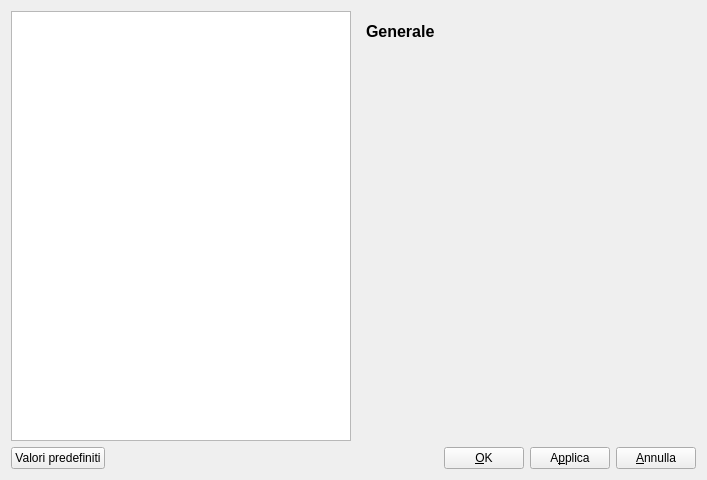
Before: the Qt Designer form configdialog.ui in gcala/GestioneCompetenzeMedici, drawn with Qt 5.
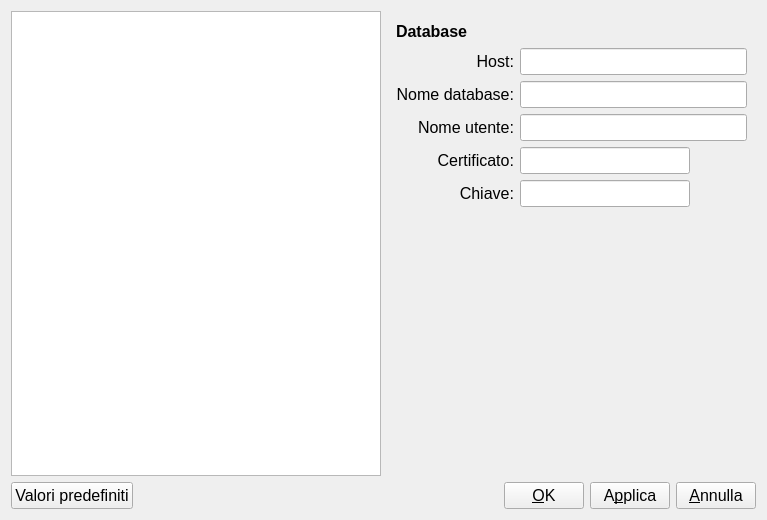
After: the same form once the commit is applied. Icons and pictures are not drawn.

The edit to the form file:
```diff
--- a/configdialog.ui
+++ b/configdialog.ui
@@ -6,10 +6,15 @@
    <rect>
     <x>0</x>
     <y>0</y>
-    <width>707</width>
-    <height>480</height>
+    <width>767</width>
+    <height>520</height>
    </rect>
   </property>
+  <property name="font">
+   <font>
+    <pointsize>12</pointsize>
+   </font>
+  </property>
   <property name="windowTitle">
    <string>Configura - Gestione Competenze Medici</string>
   </property>
@@ -21,8 +26,13 @@
      </item>
      <item>
       <widget class="QStackedWidget" name="stackedWidget">
+       <property name="font">
+        <font>
+         <pointsize>12</pointsize>
+        </font>
+       </property>
        <property name="currentIndex">
-        <number>0</number>
+        <number>2</number>
        </property>
        <widget class="QWidget" name="generalPage">
         <layout class="QVBoxLayout" name="verticalLayout_2">
@@ -224,6 +234,224 @@
          </item>
         </layout>
        </widget>
+       <widget class="QWidget" name="databasePage">
+        <layout class="QVBoxLayout" name="verticalLayout_4">
+         <item>
+          <layout class="QHBoxLayout" name="horizontalLayout_8">
+           <item>
+            <widget class="QLabel" name="label_3">
+             <property name="font">
+              <font>
+               <pointsize>12</pointsize>
+               <weight>75</weight>
+               <bold>true</bold>
+              </font>
+             </property>
+             <property name="text">
+              <string>Database</string>
+             </property>
+            </widget>
+           </item>
+           <item>
+            <widget class="QLabel" name="pathsPageIcon_2">
+             <property name="minimumSize">
+              <size>
+               <width>22</width>
+               <height>22</height>
+              </size>
+             </property>
+             <property name="maximumSize">
+              <size>
+               <width>22</width>
+               <height>22</height>
+              </size>
+             </property>
+             <property name="text">
+              <string/>
+             </property>
+             <property name="pixmap">
+              <pixmap resource="assets.qrc">:/icons/network-server-database.svg</pixmap>
+             </property>
+             <property name="scaledContents">
+              <bool>true</bool>
+             </property>
+            </widget>
+           </item>
+          </layout>
+         </item>
+         <item>
+          <layout class="QGridLayout" name="gridLayout_4">
+           <item row="3" column="0">
+            <widget class="QLabel" name="certLabel">
+             <property name="font">
+              <font>
+               <pointsize>12</pointsize>
+              </font>
+             </property>
+             <property name="text">
+              <string>Certificato:</string>
+             </property>
+             <property name="alignment">
+              <set>Qt::AlignRight|Qt::AlignTrailing|Qt::AlignVCenter</set>
+             </property>
+            </widget>
+           </item>
+           <item row="3" column="1">
+            <widget class="QLineEdit" name="certLine">
+             <property name="font">
+              <font>
+               <pointsize>12</pointsize>
+              </font>
+             </property>
+             <property name="readOnly">
+              <bool>true</bool>
+             </property>
+            </widget>
+           </item>
+           <item row="4" column="0">
+            <widget class="QLabel" name="keyLabel">
+             <property name="font">
+              <font>
+               <pointsize>12</pointsize>
+              </font>
+             </property>
+             <property name="text">
+              <string>Chiave:</string>
+             </property>
+             <property name="alignment">
+              <set>Qt::AlignRight|Qt::AlignTrailing|Qt::AlignVCenter</set>
+             </property>
+            </widget>
+           </item>
+           <item row="0" column="0">
+            <widget class="QLabel" name="label_11">
+             <property name="font">
+              <font>
+               <pointsize>12</pointsize>
+              </font>
+             </property>
+             <property name="text">
+              <string>Host:</string>
+             </property>
+             <property name="alignment">
+              <set>Qt::AlignRight|Qt::AlignTrailing|Qt::AlignVCenter</set>
+             </property>
+            </widget>
+           </item>
+           <item row="4" column="2">
+            <widget class="QPushButton" name="keyButton">
+             <property name="text">
+              <string/>
+             </property>
+             <property name="icon">
+              <iconset resource="assets.qrc">
+               <normaloff>:/icons/document-open.svg</normaloff>:/icons/document-open.svg</iconset>
+             </property>
+             <property name="flat">
+              <bool>true</bool>
+             </property>
+            </widget>
+           </item>
+           <item row="2" column="0">
+            <widget class="QLabel" name="label_13">
+             <property name="font">
+              <font>
+               <pointsize>12</pointsize>
+              </font>
+             </property>
+             <property name="text">
+              <string>Nome utente:</string>
+             </property>
+             <property name="alignment">
+              <set>Qt::AlignRight|Qt::AlignTrailing|Qt::AlignVCenter</set>
+             </property>
+            </widget>
+           </item>
+           <item row="2" column="1" colspan="2">
+            <widget class="QLineEdit" name="userLine">
+             <property name="font">
+              <font>
+               <pointsize>12</pointsize>
+              </font>
+             </property>
+            </widget>
+           </item>
+           <item row="4" column="1">
+            <widget class="QLineEdit" name="keyLine">
+             <property name="font">
+              <font>
+               <pointsize>12</pointsize>
+              </font>
+             </property>
+             <property name="readOnly">
+              <bool>true</bool>
+             </property>
+            </widget>
+           </item>
+           <item row="0" column="1" colspan="2">
+            <widget class="QLineEdit" name="hostLine">
+             <property name="font">
+              <font>
+               <pointsize>12</pointsize>
+              </font>
+             </property>
+            </widget>
+           </item>
+           <item row="3" column="2">
+            <widget class="QPushButton" name="certButton">
+             <property name="text">
+              <string/>
+             </property>
+             <property name="icon">
+              <iconset resource="assets.qrc">
+               <normaloff>:/icons/document-open.svg</normaloff>:/icons/document-open.svg</iconset>
+             </property>
+             <property name="flat">
+              <bool>true</bool>
+             </property>
+            </widget>
+           </item>
+           <item row="1" column="0">
+            <widget class="QLabel" name="label_12">
+             <property name="font">
+              <font>
+               <pointsize>12</pointsize>
+              </font>
+             </property>
+             <property name="text">
+              <string>Nome database:</string>
+             </property>
+             <property name="alignment">
+              <set>Qt::AlignRight|Qt::AlignTrailing|Qt::AlignVCenter</set>
+             </property>
+            </widget>
+           </item>
+           <item row="1" column="1" colspan="2">
+            <widget class="QLineEdit" name="dbLine">
+             <property name="font">
+              <font>
+               <pointsize>12</pointsize>
+              </font>
+             </property>
+            </widget>
+           </item>
+          </layout>
+         </item>
+         <item>
+          <spacer name="verticalSpacer_3">
+           <property name="orientation">
+            <enum>Qt::Vertical</enum>
+           </property>
+           <property name="sizeHint" stdset="0">
+            <size>
+             <width>20</width>
+             <height>222</height>
+            </size>
+           </property>
+          </spacer>
+         </item>
+        </layout>
+       </widget>
       </widget>
      </item>
     </layout>
```
Left out of the diff: 1 changed line with no effect on the pictures.
